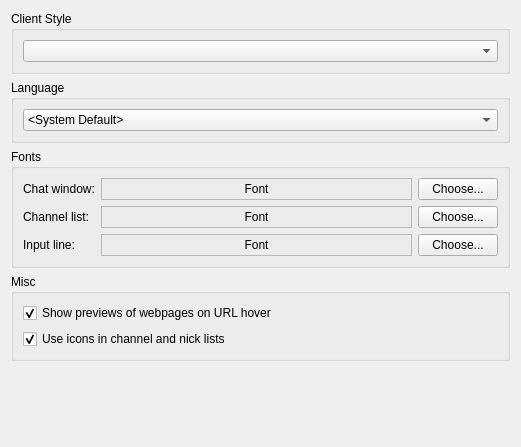
Qt form src/qtui/settingspages/appearancesettingspage.ui (quassel/quassel) before a commit.
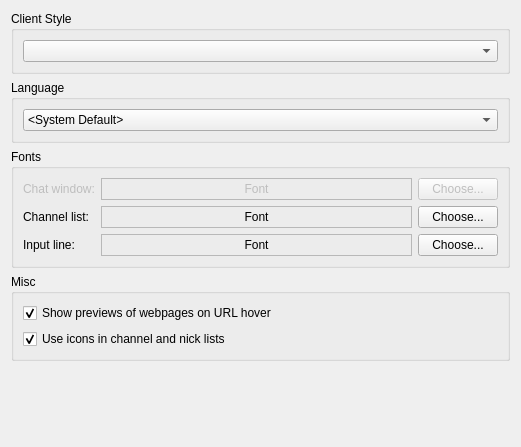
The same form after that commit.

The edit to the form file:
```diff
--- a/src/qtui/settingspages/appearancesettingspage.ui
+++ b/src/qtui/settingspages/appearancesettingspage.ui
@@ -58,12 +58,18 @@
    </item>
    <item>
     <widget class="QGroupBox" name="groupBox_4">
+     <property name="enabled">
+      <bool>true</bool>
+     </property>
      <property name="title">
       <string>Fonts</string>
      </property>
      <layout class="QGridLayout" name="gridLayout">
       <item row="0" column="0">
        <widget class="QLabel" name="label_2">
+        <property name="enabled">
+         <bool>false</bool>
+        </property>
         <property name="toolTip">
          <string>Set font for the main chat window and the chat monitor</string>
         </property>
@@ -74,6 +80,9 @@
       </item>
       <item row="0" column="1">
        <widget class="QLabel" name="demoChatView">
+        <property name="enabled">
+         <bool>false</bool>
+        </property>
         <property name="sizePolicy">
          <sizepolicy hsizetype="MinimumExpanding" vsizetype="Preferred">
           <horstretch>0</horstretch>
@@ -99,6 +108,9 @@
       </item>
       <item row="0" column="2">
        <widget class="QPushButton" name="chooseChatView">
+        <property name="enabled">
+         <bool>false</bool>
+        </property>
         <property name="sizePolicy">
          <sizepolicy hsizetype="Preferred" vsizetype="Fixed">
           <horstretch>0</horstretch>
```
